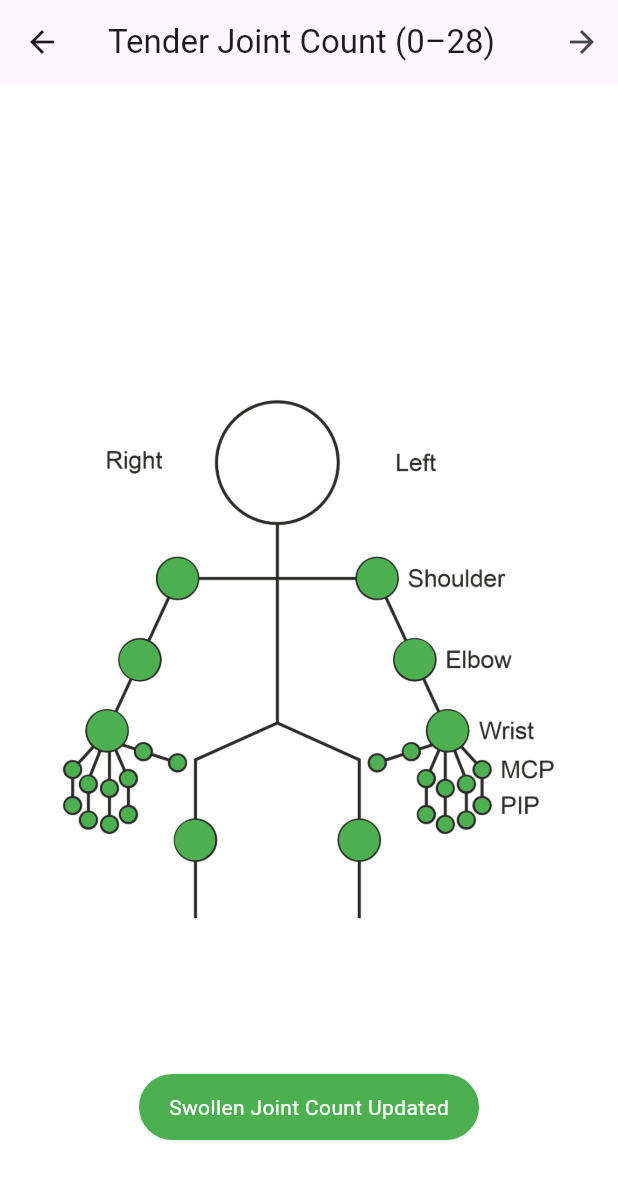
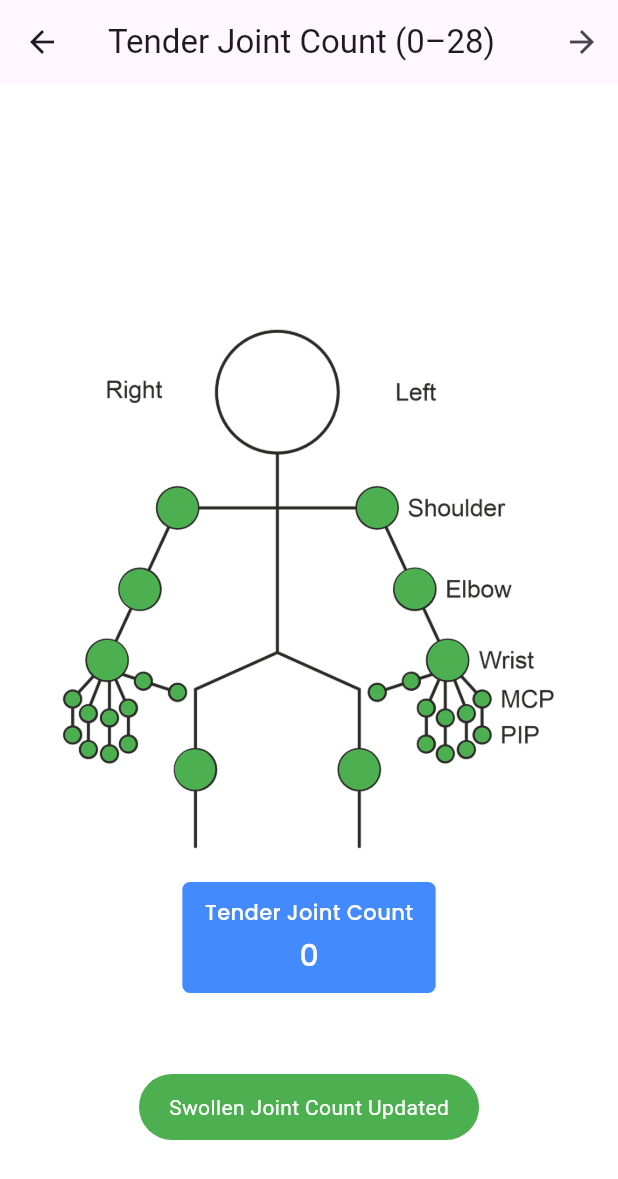
Before and after one commit to suraj-k-s/joint_stats_official, a Flutter app: the SJC screen opened directly, after a tap on the "arrow forward" icon, on a phone screen of 412 x 824 dp. Shown: the top 1179 px of the screen. Run offline on Flutter 3.47's test engine with Material 3 defaults, Android fonts, the phone set to English and light mode, and no system bars; our stand-ins replace cloud_firestore, firebase_auth, firebase_core, firebase_storage, flutter_local_notifications, fluttertoast and 6 more; accounts and stored records are empty; network calls fail.

Commit message:
emoji and joint count

```diff
--- a/analysis_options.yaml
+++ b/analysis_options.yaml
@@ -1 +1,6 @@
+analyzer:
+  errors:
+    avoid_print: ignore
+    library_private_types_in_public_api: ignore
+    use_build_context_synchronously: ignore
 include: package:flutter_lints/flutter.yaml
--- a/lib/emoji.dart
+++ b/lib/emoji.dart
@@ -100,7 +100,7 @@
 
   Widget _buildEmojiRating(int value) {
     String emoji = '😊';
-    if (value < 3) {
+    if (value >= 6) {
       emoji = '😔';
     } else if (value >= 3 && value < 6) {
       emoji = '😐';
--- a/lib/my_values.dart
+++ b/lib/my_values.dart
@@ -57,9 +57,9 @@
   ];
 
   Widget _buildEmojiRating(int value) {
-    String emoji = '😔';
+    String emoji = '😊';
     if (value >= 6) {
-      emoji = '😊';
+      emoji = '😔';
     } else if (value >= 3 && value < 6) {
       emoji = '😐';
     }
--- a/lib/sjc.dart
+++ b/lib/sjc.dart
@@ -67,9 +67,10 @@
       if (checkupId == null) {
         throw Exception("No checkup id");
       }
-      await FirebaseFirestore.instance.collection('checkup').doc(checkupId).update({
-        'sjc': selectedPoints.length
-      });
+      await FirebaseFirestore.instance
+          .collection('checkup')
+          .doc(checkupId)
+          .update({'sjc': selectedPoints.length});
       Fluttertoast.showToast(
         msg: 'Swollen Joint Count Updated',
         toastLength: Toast.LENGTH_SHORT,
@@ -250,7 +251,10 @@
           child: Stack(
             children: [
               _checkupLoader
-                  ? Stack(
+                  ? Column(
+                    mainAxisAlignment: MainAxisAlignment.center,
+                    children: [
+                      Stack(
                           children: [
                             SizedBox(
                               width: imageWidth,
@@ -283,8 +287,45 @@
                                 ),
                               ),
                           ],
+                        ),
+                        const SizedBox(
+            height: 20,
+          ),
+          Container(
+            padding: const EdgeInsets.symmetric(horizontal: 15, vertical: 10),
+            decoration: BoxDecoration(
+                color: const Color.fromRGBO(68, 138, 255, 1),
+                borderRadius: BorderRadius.circular(5)),
+            child: Column(
+              crossAxisAlignment: CrossAxisAlignment.center,
+              children: [
+                const Text(
+                  'Swollen Joint Count',
+                  style: TextStyle(
+                    color: Colors.white, fontSize: 14,
+                    fontWeight:
+                        FontWeight.w500, // Use FontWeight.w600 for semibold
+                    fontFamily: 'Poppins',
+                  ),
+                ),
+                const SizedBox(
+                  height: 5,
+                ),
+                Text(
+                  (selectedPoints.length).toString(),
+                  style: const TextStyle(
+                    color: Colors.white, fontSize: 20,
+                    fontWeight:
+                        FontWeight.w500, // Use FontWeight.w600 for semibold
+                    fontFamily: 'Poppins',
+                  ),
+                ),
+              ],
+            ),
+          ),
+                    ],
                   )
-                  : Center(
+                  : const Center(
                       child: CircularProgressIndicator(),
                     ),
             ],
--- a/lib/splash_screen.dart
+++ b/lib/splash_screen.dart
@@ -20,7 +20,7 @@
       Timer(const Duration(seconds: 6), () {
         Navigator.pushReplacement(
           context,
-          MaterialPageRoute(builder: (context) => DashboardPage()),
+          MaterialPageRoute(builder: (context) => const DashboardPage()),
         );
       });
     } else {
--- a/lib/tjc.dart
+++ b/lib/tjc.dart
@@ -221,7 +221,10 @@
           child: Stack(
             children: [
               _checkupLoader
-                  ? Stack(
+                  ? Column(
+                    mainAxisAlignment: MainAxisAlignment.center,
+                    children: [
+                      Stack(
                           children: [
                             SizedBox(
                               width: imageWidth,
@@ -251,6 +254,43 @@
                                       color: point.color,
                                     ),
                                   ),
+                                ),
+                              ),
+                          ],
+                        ),
+                        const SizedBox(
+            height: 20,
+          ),
+          Container(
+            padding: const EdgeInsets.symmetric(horizontal: 15, vertical: 10),
+            decoration: BoxDecoration(
+                color: const Color.fromRGBO(68, 138, 255, 1),
+                borderRadius: BorderRadius.circular(5)),
+            child: Column(
+              crossAxisAlignment: CrossAxisAlignment.center,
+              children: [
+                const Text(
+                  'Tender Joint Count',
+                  style: TextStyle(
+                    color: Colors.white, fontSize: 14,
+                    fontWeight:
+                        FontWeight.w500, // Use FontWeight.w600 for semibold
+                    fontFamily: 'Poppins',
+                  ),
+                ),
+                const SizedBox(
+                  height: 5,
+                ),
+                Text(
+                  (selectedPoints.length).toString(),
+                  style: const TextStyle(
+                    color: Colors.white, fontSize: 20,
+                    fontWeight:
+                        FontWeight.w500, // Use FontWeight.w600 for semibold
+                    fontFamily: 'Poppins',
+                  ),
+                ),
+              ],
             ),
           ),
                     ],
```
Also changed, not shown: lib/dashboard.dart (+7 -8 lines), lib/dashboard.temp.dart (deleted, +0 -189 lines), lib/haq.dart (+5 -3 lines), lib/login_page.dart (+38 -6 lines). Lines whose indentation alone changed are shown as unchanged.
